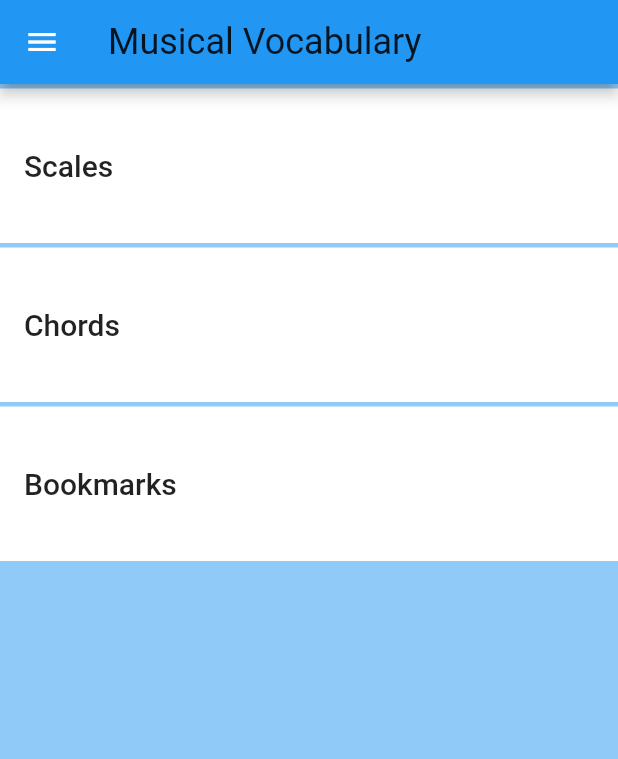
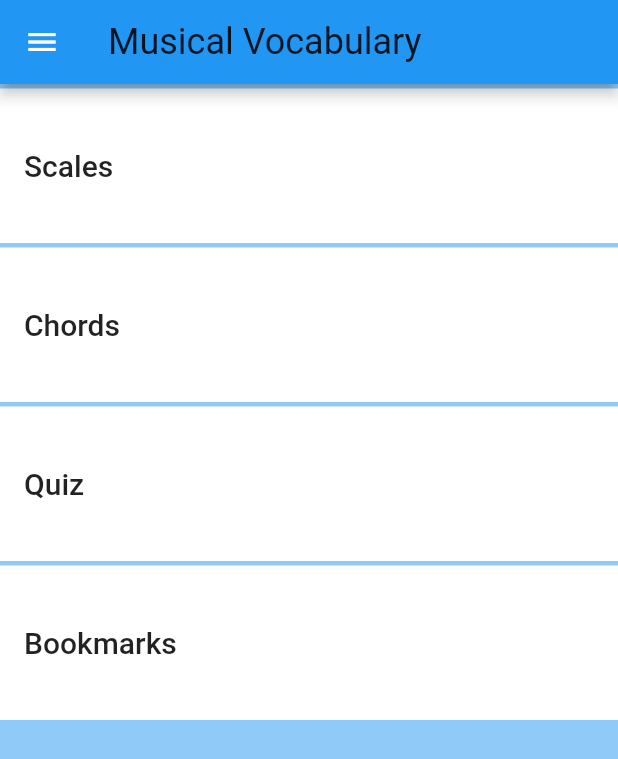
Before and after one commit to UdrK/Musical_Vocabulary, a Flutter app: the HomeScreen screen opened directly, on a phone screen of 412 x 824 dp. Shown: the top 759 px of the screen. Run offline on Flutter 3.47's test engine with Material 2 defaults, Android fonts, the phone set to English and light mode, and no system bars; our stand-ins replace flutter_colorpicker, introduction_screen, numberpicker, shared_preferences; missing offline and left inert: flutter_midi; accounts and stored records are empty; statements that could not run were skipped.

```diff
--- a/lib/HomeScreen.dart
+++ b/lib/HomeScreen.dart
@@ -206,6 +206,27 @@ class HomeScreen extends StatelessWidget {
                 alignment: Alignment.centerLeft,
                 padding: const EdgeInsets.all(16.0),
                 child: Text(
+                  'Quiz',
+                  style: Theme.of(context).textTheme.headline6,
+                ),
+              ),
+            ),
+          ),
+
+          Material(
+            color: Theme.of(context).cardColor,
+            child: InkWell(
+              onTap: () {
+                Navigator.push(
+                  context,
+                  MaterialPageRoute(builder: (context) => BookmarksScreen()),
+                );
+              },
+              child: Container(
+                height: 48.0,
+                alignment: Alignment.centerLeft,
+                padding: const EdgeInsets.all(16.0),
+                child: Text(
                   'Bookmarks',
                   style: Theme.of(context).textTheme.headline6,
                 ),
--- a/pubspec.yaml
+++ b/pubspec.yaml
@@ -55,6 +55,8 @@ flutter_icons:
 flutter:
   assets:
     - assets/soundfonts/Yamaha-Grand-Lite-v2.0.sf2
+    - assets/images/img1.png
+    - assets/images/img2.gif
   # The following line ensures that the Material Icons font is
   # included with your application, so that you can use the icons in
   # the material Icons class.
```
Also changed, not shown: lib/Carousel.dart (added, +94 -0 lines), lib/main.dart (+2 -7 lines), assets/images/img1.png (added), assets/images/img2.gif (added), pubspec.lock.
